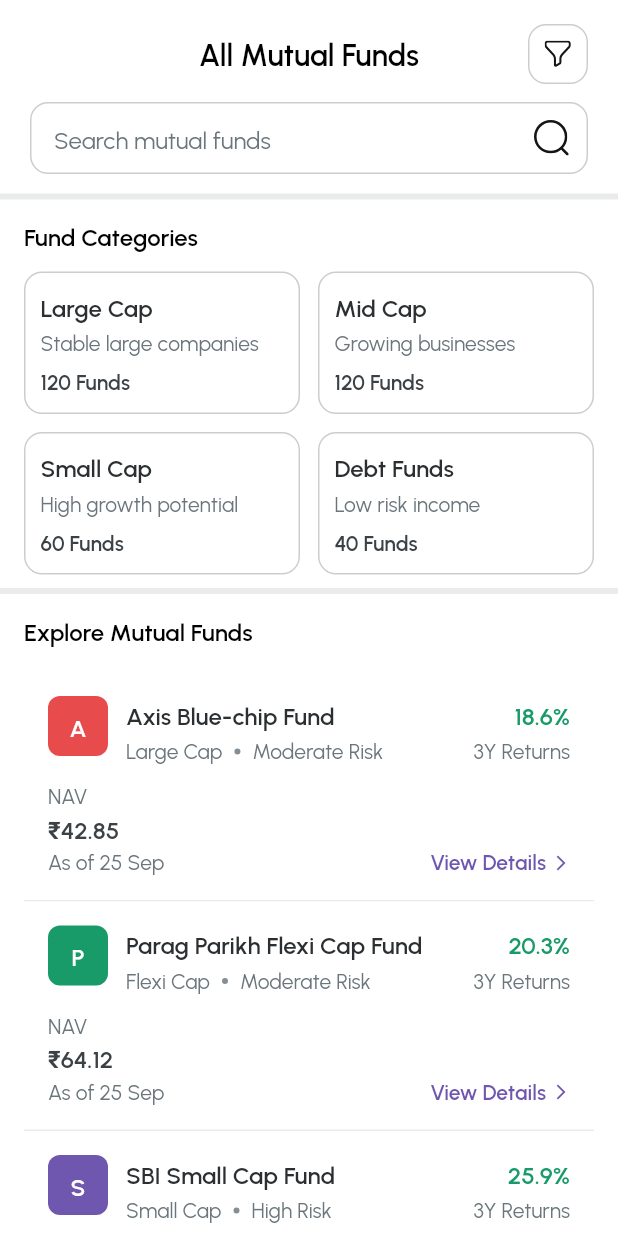
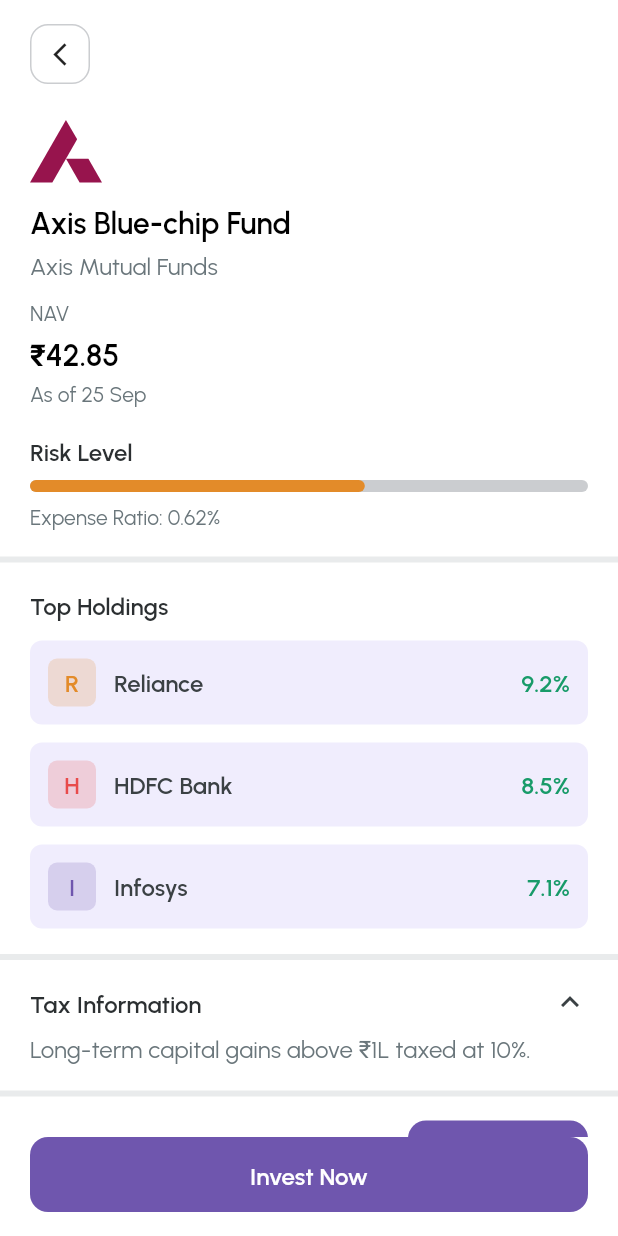
Before and after one commit to Satyajit-Codys/phdcapital-mf-mobile, a Flutter app: the AllMutualFundsScreen screen opened by its route, after a tap on "View Details", on a phone screen of 412 x 824 dp. Run offline on Flutter 3.47's test engine with Material 3 defaults, Android fonts, the phone set to English and light mode, and no system bars; our stand-ins replace camera, file_picker, flutter_svg, get, google_fonts, image_picker.

Commit message:
Added fund details screen

```diff
--- a/lib/app/routes.dart
+++ b/lib/app/routes.dart
@@ -6,6 +6,7 @@
 import 'package:phdcapital_mf_mobile/modules/bank_account/bank_account_screen.dart';
 import 'package:phdcapital_mf_mobile/modules/bank_verification/bank_verification_screen.dart';
 import 'package:phdcapital_mf_mobile/modules/create_pin/create_pin_screen.dart';
+import 'package:phdcapital_mf_mobile/modules/fund_details/fund_details_screen.dart';
 import 'package:phdcapital_mf_mobile/modules/kyc/kyc_screen.dart';
 import 'package:phdcapital_mf_mobile/modules/kyc_completed/kyc_completed_screen.dart';
 import 'package:phdcapital_mf_mobile/modules/language/language_screen.dart';
@@ -52,6 +53,7 @@
   // HOME
   static const home = "/home";
   static const allMutualFunds = "/all-mutual-funds";
+  static const fundDetails = "/fund-details";
 }
 
 class AppPages {
@@ -90,5 +92,6 @@
     // HOME
     GetPage(name: Routes.home, page: () => MainNavigationScreen()),
     GetPage(name: Routes.allMutualFunds, page: () => AllMutualFundsScreen()),
+    GetPage(name: Routes.fundDetails, page: () => FundDetailsScreen()),
   ];
 }
--- a/lib/modules/all_mutual_funds/all_mutual_funds_screen.dart
+++ b/lib/modules/all_mutual_funds/all_mutual_funds_screen.dart
@@ -2,6 +2,7 @@
 import 'package:flutter_svg/flutter_svg.dart';
 import 'package:get/get.dart';
 import 'package:phdcapital_mf_mobile/core/constants/app_icons.dart';
+import '../../app/routes.dart';
 import '../../core/constants/app_colors.dart';
 import '../../core/constants/app_text_styles.dart';
 import '../../widgets/app_search_box.dart';
@@ -373,7 +374,9 @@
                         minimumSize: Size.zero,
                         tapTargetSize: MaterialTapTargetSize.shrinkWrap,
                       ),
-                      onPressed: () {},
+                      onPressed: () {
+                        Get.toNamed(Routes.fundDetails);
+                      },
                       child: Row(
                         mainAxisSize: MainAxisSize.min,
                         children: [
--- /dev/null
+++ b/lib/modules/fund_details/fund_details_controller.dart
@@ -0,0 +1,9 @@
+import 'package:get/get.dart';
+
+class FundDetailsController extends GetxController {
+  final RxBool isTaxInfoExpanded = true.obs;
+
+  void toggleTaxInfo() {
+    isTaxInfoExpanded.value = !isTaxInfoExpanded.value;
+  }
+}
--- /dev/null
+++ b/lib/modules/fund_details/fund_details_screen.dart
@@ -0,0 +1,289 @@
+import 'package:flutter/material.dart';
+import 'package:flutter_svg/svg.dart';
+import 'package:get/get.dart';
+import '../../core/constants/app_colors.dart';
+import '../../core/constants/app_text_styles.dart';
+import '../../core/enums/app_button_enum.dart';
+import '../../widgets/app_button.dart';
+import 'fund_details_controller.dart';
+
+class FundDetailsScreen extends StatelessWidget {
+  FundDetailsScreen({super.key});
+
+  final controller = Get.put(FundDetailsController());
+
+  @override
+  Widget build(BuildContext context) {
+    return Scaffold(
+      backgroundColor: AppColors.white100,
+      body: SafeArea(
+        child: Column(
+          children: [
+            Expanded(
+              child: SingleChildScrollView(
+                child: Column(
+                  crossAxisAlignment: CrossAxisAlignment.start,
+                  children: [
+                    /// ================= HEADER =================
+                    Padding(
+                      padding: const EdgeInsets.fromLTRB(20, 16, 20, 0),
+                      child: Column(
+                        crossAxisAlignment: CrossAxisAlignment.start,
+                        children: [
+                          _backButton(),
+                          const SizedBox(height: 24),
+
+                          SvgPicture.asset(
+                            "assets/icons/axis_icon.svg",
+                            height: 42,
+                            width: 48,
+                          ),
+                          const SizedBox(height: 12),
+
+                          Text(
+                            "Axis Blue-chip Fund",
+                            style: AppTextStyles.h3SemiBold,
+                          ),
+                          const SizedBox(height: 4),
+                          Text(
+                            "Axis Mutual Funds",
+                            style: AppTextStyles.body4Regular.copyWith(
+                              color: AppColors.grey400,
+                            ),
+                          ),
+                          const SizedBox(height: 12),
+
+                          Text(
+                            "NAV",
+                            style: AppTextStyles.body5Regular.copyWith(
+                              color: AppColors.grey400,
+                            ),
+                          ),
+                          const SizedBox(height: 4),
+                          Text("₹42.85", style: AppTextStyles.h3SemiBold),
+                          const SizedBox(height: 4),
+                          Text(
+                            "As of 25 Sep",
+                            style: AppTextStyles.body5Regular.copyWith(
+                              color: AppColors.grey400,
+                            ),
+                          ),
+
+                          const SizedBox(height: 16),
+
+                          Text(
+                            "Risk Level",
+                            style: AppTextStyles.body3SemiBold,
+                          ),
+                          const SizedBox(height: 8),
+                          _riskLevelBar(),
+                          const SizedBox(height: 8),
+                          Text(
+                            "Expense Ratio: 0.62%",
+                            style: AppTextStyles.body5Regular.copyWith(
+                              color: AppColors.grey400,
+                            ),
+                          ),
+                        ],
+                      ),
+                    ),
+
+                    const SizedBox(height: 20),
+
+                    /// ================= DIVIDER =================
+                    Divider(height: 1, thickness: 4, color: AppColors.grey50),
+
+                    /// ================= TOP HOLDINGS =================
+                    Padding(
+                      padding: const EdgeInsets.fromLTRB(20, 16, 20, 0),
+                      child: Column(
+                        crossAxisAlignment: CrossAxisAlignment.start,
+                        children: [
+                          Text(
+                            "Top Holdings",
+                            style: AppTextStyles.body3SemiBold,
+                          ),
+                          const SizedBox(height: 12),
+                          _holdingItem("Reliance", "9.2%", AppColors.orange500),
+                          const SizedBox(height: 12),
+                          _holdingItem("HDFC Bank", "8.5%", AppColors.red500),
+                          const SizedBox(height: 12),
+                          _holdingItem("Infosys", "7.1%", AppColors.primary500),
+                        ],
+                      ),
+                    ),
+
+                    const SizedBox(height: 20),
+
+                    Divider(height: 1, thickness: 4, color: AppColors.grey50),
+
+                    /// ================= TAX INFORMATION =================
+                    Padding(
+                      padding: const EdgeInsets.fromLTRB(20, 16, 20, 0),
+                      child: _taxInformationSection(),
+                    ),
+
+                    const SizedBox(height: 20),
+
+                    Divider(height: 1, thickness: 4, color: AppColors.grey50),
+
+                    /// ================= COMPARE FUNDS =================
+                    Padding(
+                      padding: const EdgeInsets.fromLTRB(20, 16, 20, 0),
+                      child: Row(
+                        mainAxisAlignment: MainAxisAlignment.spaceBetween,
+                        children: [
+                          Text(
+                            "Compare Funds",
+                            style: AppTextStyles.body3SemiBold,
+                          ),
+                          SizedBox(
+                            width: 120,
+                            child: AppButton(
+                              title: "Compare",
+                              variant: AppButtonVariant.fill,
+                              state: AppButtonState.enabled,
+                              onPressed: () {},
+                            ),
+                          ),
+                        ],
+                      ),
+                    ),
+
+                    const SizedBox(height: 20),
+
+                    Divider(height: 1, thickness: 4, color: AppColors.grey50),
+
+                    const SizedBox(height: 24),
+                  ],
+                ),
+              ),
+            ),
+
+            /// ================= BOTTOM CTA =================
+            Padding(
+              padding: const EdgeInsets.fromLTRB(20, 0, 20, 16),
+              child: AppButton(
+                title: "Invest Now",
+                variant: AppButtonVariant.fill,
+                state: AppButtonState.enabled,
+                onPressed: () {},
+              ),
+            ),
+          ],
+        ),
+      ),
+    );
+  }
+
+  // ---------------------------------------------------------------------------
+
+  Widget _backButton() {
+    return InkWell(
+      onTap: () => Get.back(),
+      child: Container(
+        height: 40,
+        width: 40,
+        decoration: BoxDecoration(
+          border: Border.all(color: AppColors.grey100),
+          borderRadius: BorderRadius.circular(12),
+        ),
+        child: const Icon(Icons.arrow_back_ios_new, size: 18),
+      ),
+    );
+  }
+
+  Widget _riskLevelBar() {
+    return Container(
+      height: 8,
+      decoration: BoxDecoration(
+        borderRadius: BorderRadius.circular(4),
+        color: AppColors.grey100,
+      ),
+      child: Row(
+        children: [
+          Expanded(
+            flex: 3,
+            child: Container(
+              decoration: BoxDecoration(
+                borderRadius: BorderRadius.circular(4),
+                color: AppColors.orange500,
+              ),
+            ),
+          ),
+          const Expanded(flex: 2, child: SizedBox()),
+        ],
+      ),
+    );
+  }
+
+  Widget _holdingItem(String name, String percentage, Color iconColor) {
+    return Container(
+      padding: const EdgeInsets.all(12),
+      decoration: BoxDecoration(
+        color: AppColors.primary50,
+        borderRadius: BorderRadius.circular(8),
+      ),
+      child: Row(
+        children: [
+          Container(
+            width: 32,
+            height: 32,
+            decoration: BoxDecoration(
+              color: iconColor.withOpacity(0.2),
+              borderRadius: BorderRadius.circular(6),
+            ),
+            child: Center(
+              child: Text(
+                name[0],
+                style: AppTextStyles.body4SemiBold.copyWith(color: iconColor),
+              ),
+            ),
+          ),
+          const SizedBox(width: 12),
+          Expanded(child: Text(name, style: AppTextStyles.body4SemiBold)),
+          Text(
+            percentage,
+            style: AppTextStyles.body4SemiBold.copyWith(
+              color: AppColors.green500,
+            ),
+          ),
+        ],
+      ),
+    );
+  }
+
+  Widget _taxInformationSection() {
+    return Obx(
+      () => Column(
+        crossAxisAlignment: CrossAxisAlignment.start,
+        children: [
+          InkWell(
+            onTap: controller.toggleTaxInfo,
+            child: Row(
+              mainAxisAlignment: MainAxisAlignment.spaceBetween,
+              children: [
+                Text("Tax Information", style: AppTextStyles.body3SemiBold),
+                Icon(
+                  controller.isTaxInfoExpanded.value
+                      ? Icons.keyboard_arrow_up
+                      : Icons.keyboard_arrow_down,
+                  color: AppColors.grey700,
+                ),
+              ],
+            ),
+          ),
+          if (controller.isTaxInfoExpanded.value) ...[
+            const SizedBox(height: 8),
+            Text(
+              "Long-term capital gains above ₹1L taxed at 10%.",
+              style: AppTextStyles.body4Regular.copyWith(
+                color: AppColors.grey400,
+              ),
+            ),
+          ],
+        ],
+      ),
+    );
+  }
+}
```
